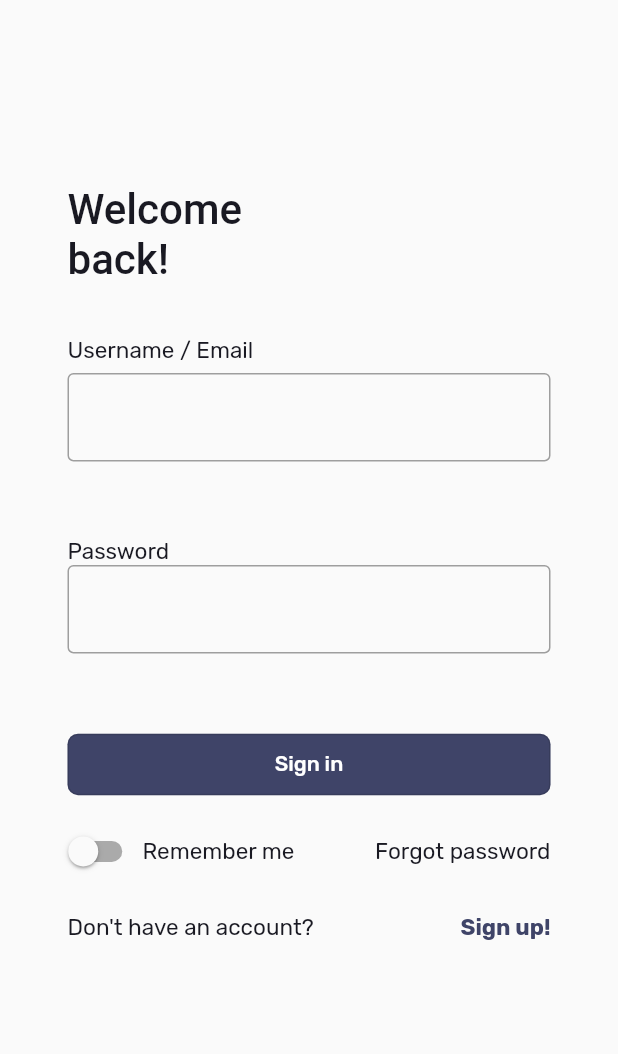
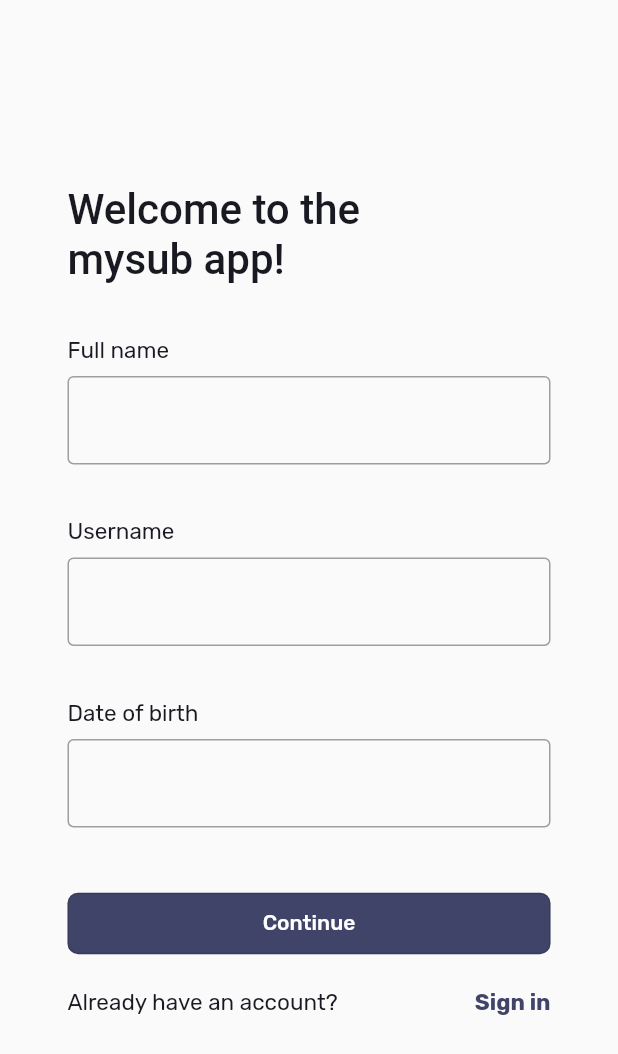
Before and after one commit to DanikingRD/MySub, a Flutter app: the screen it shows after launch, on a phone screen of 412 x 824 dp. Shown: the top 1054 px of the screen. Run offline on Flutter 3.47's test engine with Material 2 defaults, Android fonts, the phone set to English and light mode, and no system bars; our stand-ins replace firebase_core, google_fonts; accounts and stored records are empty.

Commit message:
Add password reset and registration screen

```diff
--- a/lib/constant/colors.dart
+++ b/lib/constant/colors.dart
@@ -1,3 +1,7 @@
+// All Rights Reserved (ARR)
+// Copyright (c) 2022 NotSuitable Group LTD
+// Created by DanikingRD https://github.com/DanikingRD
+
 import 'package:flutter/material.dart';
 
 const Color kPrimaryColor = Color.fromRGBO(63, 68, 104, 1);
--- /dev/null
+++ b/lib/constant/spacing.dart
@@ -0,0 +1,10 @@
+// All Rights Reserved (ARR)
+// Copyright (c) 2022 NotSuitable Group LTD
+// Created by DanikingRD https://github.com/DanikingRD
+
+import 'package:flutter/material.dart';
+
+const EdgeInsets kDefaultPadding = EdgeInsets.symmetric(horizontal: 45);
+const SizedBox kTextFieldLabelMargin = SizedBox(height: 8);
+const SizedBox kHeaderMargin = SizedBox(height: 35);
+const SizedBox kMultiTextFieldGaps = SizedBox(height: 36);
--- /dev/null
+++ b/lib/default_scroll_behaviour.dart
@@ -0,0 +1,22 @@
+// All Rights Reserved (ARR)
+// Copyright (c) 2022 NotSuitable Group LTD
+// Created by DanikingRD https://github.com/DanikingRD
+
+import 'package:flutter/material.dart';
+import 'package:mysub/mysub.dart';
+
+/// Default scroll behaviour for [MySubApp] scrollable widgets
+/// It defaults to no glowing scrolling color at all.
+class DefaultScrollBehaviour extends MaterialScrollBehavior {
+
+  const DefaultScrollBehaviour();
+
+  @override
+  Widget buildOverscrollIndicator(
+    BuildContext context,
+    Widget child,
+    ScrollableDetails details,
+  ) {
+    return child;
+  }
+}
--- a/lib/mysub.dart
+++ b/lib/mysub.dart
@@ -5,7 +5,10 @@
 import 'package:flutter/material.dart';
 import 'package:google_fonts/google_fonts.dart';
 import 'package:mysub/constant/colors.dart';
+import 'package:mysub/default_scroll_behaviour.dart';
 import 'package:mysub/screen/login_screen.dart';
+import 'package:mysub/screen/password_reset_screen.dart';
+import 'package:mysub/screen/registration_screen.dart';
 class MySubApp extends StatelessWidget {
 
   const MySubApp({
@@ -17,7 +20,7 @@ class MySubApp extends StatelessWidget {
     return MaterialApp(
       title: 'MySub',
       debugShowCheckedModeBanner: false,
-      home: const LoginScreen(),
+      home: const RegistrationScreen(),
       theme: ThemeData(
         brightness: Brightness.light,
         primaryColor: kPrimaryColor,
@@ -34,6 +37,7 @@ class MySubApp extends StatelessWidget {
           ),
         ),
       ),
+      scrollBehavior: const DefaultScrollBehaviour(),
     );
   }
 }
--- a/lib/screen/login_screen.dart
+++ b/lib/screen/login_screen.dart
@@ -1,5 +1,10 @@
+// All Rights Reserved (ARR)
+// Copyright (c) 2022 NotSuitable Group LTD
+// Created by DanikingRD https://github.com/DanikingRD
+
 import 'package:flutter/material.dart';
 import 'package:mysub/constant/colors.dart';
+import 'package:mysub/constant/spacing.dart';
 import 'package:mysub/widget/primary_button.dart';
 import 'package:mysub/widget/primary_text_field.dart';
 
@@ -32,25 +37,18 @@ class _LoginScreenState extends State<LoginScreen> {
               height: 35,
             ),
             Text('Username / Email', style: theme.textTheme.bodySmall,),
-            const SizedBox(height: 6,),
+            kTextFieldLabelMargin,
             PrimaryTextField(
               controller: TextEditingController(),
-
             ),
-            const SizedBox(
-              height: 45,
-            ),
-            const SizedBox(height: 6,),
-
+            kMultiTextFieldGaps,
+            kTextFieldLabelMargin,
             Text('Password', style: theme.textTheme.bodySmall),
             PrimaryTextField(
               controller: TextEditingController(),
               obscureText: true,
             ),
-            const SizedBox(
-              height: 50,
-            ),
-
+            kMultiTextFieldGaps,
             PrimaryButton(onPressed: () {}, title: 'Sign in'),
             const SizedBox(height: 10,),
             Row(
@@ -88,9 +86,9 @@ class _LoginScreenState extends State<LoginScreen> {
                   "Don't have an account?",
                   style: theme.textTheme.bodySmall,
                 ),
-                Spacer(),
+                const Spacer(),
                 Text(
-                  "Sign up!",
+                  "Sign up",
                   style: theme.textTheme.bodySmall!.copyWith(
                       color: kPrimaryColor, fontWeight: FontWeight.bold),
                 )
--- /dev/null
+++ b/lib/screen/registration_screen.dart
@@ -0,0 +1,237 @@
+import 'package:flutter/material.dart';
+import 'package:mysub/constant/colors.dart';
+import 'package:mysub/constant/spacing.dart';
+import 'package:mysub/widget/primary_button.dart';
+
+import '../widget/primary_text_field.dart';
+
+enum RegistrationPage { username, password, position, partner }
+
+class RegistrationScreen extends StatefulWidget {
+  const RegistrationScreen({Key? key}) : super(key: key);
+
+  @override
+  State<RegistrationScreen> createState() => _RegistrationScreenState();
+}
+
+class _RegistrationScreenState extends State<RegistrationScreen> {
+  int _activePage;
+  static const _lastPage = 4;
+
+  _RegistrationScreenState() : _activePage = 0;
+
+  @override
+  Widget build(BuildContext context) {
+    final theme = Theme.of(context);
+    return Scaffold(
+      body: SafeArea(
+        child: ListView(
+          padding: kDefaultPadding,
+          children: [
+            SizedBox(
+              height: MediaQuery.of(context).size.height * 0.15,
+            ),
+            Text(
+              _getPageHeader(),
+              style: theme.textTheme.headlineMedium,
+            ),
+            _getBody(),
+            const SizedBox(
+              height: 40,
+            ),
+            PrimaryButton(
+              onPressed: onContinue,
+              title: 'Continue',
+            ),
+            const SizedBox(
+              height: 20,
+            ),
+            if (_activePage == 0) ... {
+              _UsernamePageBottomText(),
+            } else...{
+              PrimaryButton(
+                title: 'Go back',
+                outlined: true,
+                onPressed: onBack,
+              )
+            },
+            const SizedBox(
+              height: 20,
+            ),
+          ],
+        ),
+      ),
+    );
+  }
+
+  String _getPageHeader() {
+      switch (getActivePage()) {
+        case RegistrationPage.username:
+          return "Welcome to the\nmysub app!";
+        case RegistrationPage.password:
+          return "Let's get to know you a little more!";
+        case RegistrationPage.position:
+          return "Are you ready to use the app!";
+        case RegistrationPage.partner:
+          return "Is your partner here already?";
+      }
+  }
+
+  Widget _getBody() {
+    switch (getActivePage()) {
+      case RegistrationPage.username:
+        return _UsernamePageBody();
+      case RegistrationPage.password:
+        return _PasswordPageBody();
+      case RegistrationPage.position:
+        return _PositionPageBody();
+      case RegistrationPage.partner:
+        return _PartnerPageBody();
+    }
+  }
+  RegistrationPage getActivePage() {
+    switch (_activePage) {
+      case 0:
+        return RegistrationPage.username;
+      case 1:
+        return RegistrationPage.password;
+      case 2:
+        return RegistrationPage.position;
+      case 3:
+        return RegistrationPage.partner;
+      default:
+        throw ('Invalid registration page index');
+    }
+  }
+
+  void onContinue() {
+    if (_activePage < (_lastPage - 1)) {
+      setState(() {
+        _activePage++;
+      });
+    }
+  }
+  void onBack() {
+    if (_activePage > 0) {
+      setState(() {
+        _activePage--;
+      });
+    }
+  }
+}
+
+class _UsernamePageBottomText extends StatelessWidget {
+  @override
+  Widget build(BuildContext context) {
+    final textStyle = Theme.of(context).textTheme;
+    return Row(
+      children: [
+        Text(
+          'Already have an account?',
+          style: textStyle.bodySmall,
+        ),
+        const Spacer(),
+        Text(
+          'Sign in',
+          style: textStyle.bodySmall!.copyWith(
+            color: kPrimaryColor,
+            fontWeight: FontWeight.bold
+          ),
+        ),
+      ],
+    );
+  }
+}
+class _UsernamePageBody extends StatelessWidget {
+
+  @override
+  Widget build(BuildContext context) {
+    final theme = Theme.of(context);
+    return Column(
+      crossAxisAlignment: CrossAxisAlignment.start,
+      children: [
+        kHeaderMargin,
+        Text(
+          'Full name',
+          style: theme.textTheme.bodySmall,
+        ),
+        kTextFieldLabelMargin,
+        PrimaryTextField(
+          controller: TextEditingController(),
+        ),
+        kMultiTextFieldGaps,
+        Text(
+          'Username',
+          style: theme.textTheme.bodySmall,
+        ),
+        kTextFieldLabelMargin,
+        PrimaryTextField(
+          controller: TextEditingController(),
+        ),
+        kMultiTextFieldGaps,
+        Text(
+          'Date of birth',
+          style: theme.textTheme.bodySmall,
+        ),
+        kTextFieldLabelMargin,
+        PrimaryTextField(
+          controller: TextEditingController(),
+        ),
+      ],
+    );
+  }
+}
+class _PasswordPageBody extends StatelessWidget {
+
+  @override
+  Widget build(BuildContext context) {
+    final theme = Theme.of(context);
+    return Column(
+        crossAxisAlignment: CrossAxisAlignment.start,
+        children: [
+          kHeaderMargin,
+          Text(
+            'Email Address',
+            style: theme.textTheme.bodySmall,
+          ),
+          kTextFieldLabelMargin,
+          PrimaryTextField(
+            controller: TextEditingController(),
+          ),
+          kMultiTextFieldGaps,
+          Text(
+            'Password',
+            style: theme.textTheme.bodySmall,
+          ),
+          kTextFieldLabelMargin,
+          PrimaryTextField(
+            controller: TextEditingController(),
+          ),
+          kMultiTextFieldGaps,
+          Text(
+            'Password Confirmation',
+            style: theme.textTheme.bodySmall,
+          ),
+          kTextFieldLabelMargin,
+          PrimaryTextField(
+            controller: TextEditingController(),
+          ),
+        ],
+      );
+  }
+}
+
+class _PositionPageBody extends StatelessWidget {
+
+  @override
+  Widget build(BuildContext context) {
+    return Container();
+  }
+}
+
+class _PartnerPageBody extends StatelessWidget {
+  @override
+  Widget build(BuildContext context) {
+    return Container();
+  }
+}
--- a/lib/widget/primary_button.dart
+++ b/lib/widget/primary_button.dart
@@ -1,3 +1,7 @@
+// All Rights Reserved (ARR)
+// Copyright (c) 2022 NotSuitable Group LTD
+// Created by DanikingRD https://github.com/DanikingRD
+
 import 'package:flutter/material.dart';
 import 'package:google_fonts/google_fonts.dart';
 import 'package:mysub/constant/colors.dart';
@@ -40,7 +44,7 @@ class PrimaryButton extends StatelessWidget {
       onPressed: onPressed,
       style: ButtonStyle(
         splashFactory: NoSplash.splashFactory,
-        overlayColor: MaterialStateProperty.all(outlined ? Colors.grey.shade300 : Colors.black26),
+        overlayColor: MaterialStateProperty.all(outlined ? Colors.grey.shade300 : Colors.black45),
         backgroundColor: MaterialStateProperty.all(
           outlined ? Colors.white : bgColor,
         ),
--- a/lib/widget/primary_text_field.dart
+++ b/lib/widget/primary_text_field.dart
@@ -1,3 +1,7 @@
+// All Rights Reserved (ARR)
+// Copyright (c) 2022 NotSuitable Group LTD
+// Created by DanikingRD https://github.com/DanikingRD
+
 import 'package:flutter/material.dart';
 import 'package:mysub/constant/colors.dart';
 
```
Also changed, not shown: lib/screen/password_reset_screen.dart (added, +59 -0 lines).
